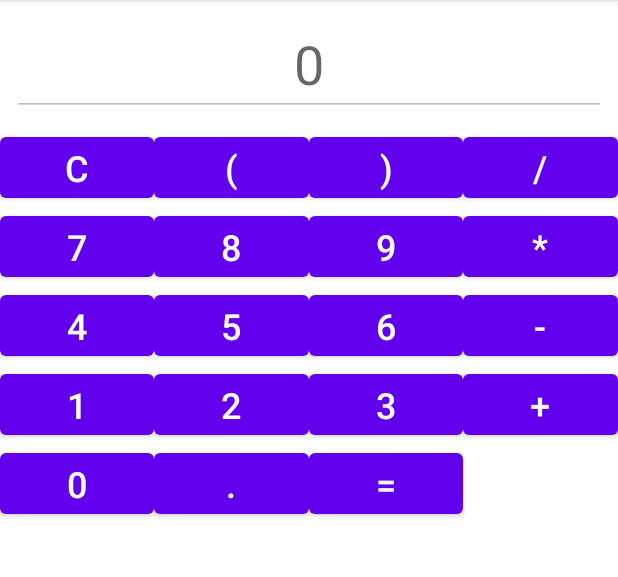
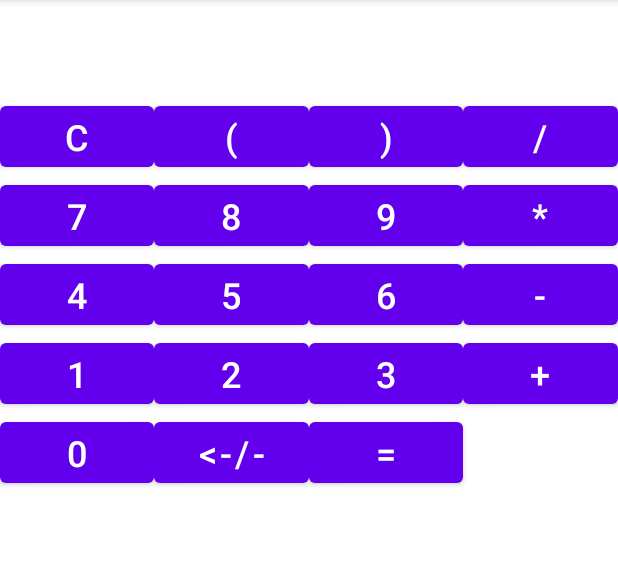
Before and after one commit to Daniel2001k/CalculatorApp, an Android app: the CalculatorActivity screen opened directly, with no data from a screen before it, on a phone screen of 412 x 824 dp, the part 84-661 px from its top. Run offline under Robolectric (Android 15) with nearby library versions, the phone set to English and light mode, and no system bars.

Commit message:
Add calculator activity

```diff
--- a/app/src/main/res/layout/activity_calculator.xml
+++ b/app/src/main/res/layout/activity_calculator.xml
@@ -9,17 +9,17 @@
         android:layout_height="match_parent"
         android:orientation="vertical">
 
-    <EditText
-        android:id="@+id/editText"
+    <TextView
+        android:id="@+id/resultField"
         android:layout_width="match_parent"
         android:layout_height="wrap_content"
         android:layout_margin="8dp"
-        android:hint="0"
         android:textAlignment="center"
         android:textSize="36sp"
         android:inputType="none"
         android:enabled="false"
-        android:focusable="false" />
+        android:focusable="false"
+        android:textColor="@color/black" />
 
     <GridLayout
         android:layout_width="match_parent"
@@ -27,25 +27,25 @@
         android:columnCount="4"
         android:rowCount="5" >
 
-        <Button android:id="@+id/buttonClear" android:text="@string/calculatorCharacterc" android:textSize="24sp" android:layout_columnWeight="1" android:layout_rowWeight="1" />
-        <Button android:id="@+id/buttonOpenBracket" android:text="@string/calculatorCharacterOpenBracket" android:textSize="24sp" android:layout_columnWeight="1" android:layout_rowWeight="1" />
-        <Button android:id="@+id/buttonCloseBracket" android:text="@string/calculatorCharacterCloseBracket" android:textSize="24sp" android:layout_columnWeight="1" android:layout_rowWeight="1" />
-        <Button android:id="@+id/buttonDivide" android:text="@string/calculatorCharacterDivide" android:textSize="24sp" android:layout_columnWeight="1" android:layout_rowWeight="1" />
-        <Button android:id="@+id/button7" android:text="@string/calculatorCharacter7" android:textSize="24sp" android:layout_columnWeight="1" android:layout_rowWeight="1" />
-        <Button android:id="@+id/button8" android:text="@string/calculatorCharacter8" android:textSize="24sp" android:layout_columnWeight="1" android:layout_rowWeight="1" />
-        <Button android:id="@+id/button9" android:text="@string/calculatorCharacter9" android:textSize="24sp" android:layout_columnWeight="1" android:layout_rowWeight="1" />
-        <Button android:id="@+id/buttonMultiply" android:text="@string/calculatorCharacterMultiply" android:textSize="24sp" android:layout_columnWeight="1" android:layout_rowWeight="1" />
-        <Button android:id="@+id/button4" android:text="@string/calculatorCharacter4" android:textSize="24sp" android:layout_columnWeight="1" android:layout_rowWeight="1" />
-        <Button android:id="@+id/button5" android:text="@string/calculatorCharacter5" android:textSize="24sp" android:layout_columnWeight="1" android:layout_rowWeight="1" />
-        <Button android:id="@+id/button6" android:text="@string/calculatorCharacter6" android:textSize="24sp" android:layout_columnWeight="1" android:layout_rowWeight="1" />
-        <Button android:id="@+id/buttonSubtract" android:text="@string/calculatorCharacterSubtract" android:textSize="24sp" android:layout_columnWeight="1" android:layout_rowWeight="1" />
-        <Button android:id="@+id/button1" android:text="@string/calculatorCharacter1" android:textSize="24sp" android:layout_columnWeight="1" android:layout_rowWeight="1" />
-        <Button android:id="@+id/button2" android:text="@string/calculatorCharacter2" android:textSize="24sp" android:layout_columnWeight="1" android:layout_rowWeight="1" />
-        <Button android:id="@+id/button3" android:text="@string/calculatorCharacter3" android:textSize="24sp" android:layout_columnWeight="1" android:layout_rowWeight="1" />
-        <Button android:id="@+id/buttonAdd" android:text="@string/calculatorCharacterAdd" android:textSize="24sp" android:layout_columnWeight="1" android:layout_rowWeight="1" />
-        <Button android:id="@+id/button0" android:text="@string/calculatorCharacter0" android:textSize="24sp" android:layout_columnWeight="1" android:layout_rowWeight="1" />
-        <Button android:id="@+id/buttonDecimalPoint" android:text="@string/calculatorCharacterDecimalPoint" android:textSize="24sp" android:layout_columnWeight="1" android:layout_rowWeight="1" />
-        <Button android:id="@+id/buttonEqual" android:text="@string/calculatorCharacterEqual" android:textSize="24sp" android:layout_columnWeight="1" android:layout_rowWeight="1" />
+        <Button android:onClick="onButtonClear" android:id="@+id/buttonClear" android:text="@string/calculatorCharacterc" android:textSize="24sp" android:layout_columnWeight="1" android:layout_rowWeight="1" />
+        <Button android:onClick="onButtonAddCharacter" android:id="@+id/buttonOpenBracket" android:text="@string/calculatorCharacterOpenBracket" android:textSize="24sp" android:layout_columnWeight="1" android:layout_rowWeight="1" />
+        <Button android:onClick="onButtonAddCharacter" android:id="@+id/buttonCloseBracket" android:text="@string/calculatorCharacterCloseBracket" android:textSize="24sp" android:layout_columnWeight="1" android:layout_rowWeight="1" />
+        <Button android:onClick="onButtonAddCharacter" android:id="@+id/buttonDivide" android:text="@string/calculatorCharacterDivide" android:textSize="24sp" android:layout_columnWeight="1" android:layout_rowWeight="1" />
+        <Button android:onClick="onButtonAddCharacter" android:id="@+id/button7" android:text="@string/calculatorCharacter7" android:textSize="24sp" android:layout_columnWeight="1" android:layout_rowWeight="1" />
+        <Button android:onClick="onButtonAddCharacter" android:id="@+id/button8" android:text="@string/calculatorCharacter8" android:textSize="24sp" android:layout_columnWeight="1" android:layout_rowWeight="1" />
+        <Button android:onClick="onButtonAddCharacter" android:id="@+id/button9" android:text="@string/calculatorCharacter9" android:textSize="24sp" android:layout_columnWeight="1" android:layout_rowWeight="1" />
+        <Button android:onClick="onButtonAddCharacter" android:id="@+id/buttonMultiply" android:text="@string/calculatorCharacterMultiply" android:textSize="24sp" android:layout_columnWeight="1" android:layout_rowWeight="1" />
+        <Button android:onClick="onButtonAddCharacter" android:id="@+id/button4" android:text="@string/calculatorCharacter4" android:textSize="24sp" android:layout_columnWeight="1" android:layout_rowWeight="1" />
+        <Button android:onClick="onButtonAddCharacter" android:id="@+id/button5" android:text="@string/calculatorCharacter5" android:textSize="24sp" android:layout_columnWeight="1" android:layout_rowWeight="1" />
+        <Button android:onClick="onButtonAddCharacter" android:id="@+id/button6" android:text="@string/calculatorCharacter6" android:textSize="24sp" android:layout_columnWeight="1" android:layout_rowWeight="1" />
+        <Button android:onClick="onButtonAddCharacter" android:id="@+id/buttonSubtract" android:text="@string/calculatorCharacterSubtract" android:textSize="24sp" android:layout_columnWeight="1" android:layout_rowWeight="1" />
+        <Button android:onClick="onButtonAddCharacter" android:id="@+id/button1" android:text="@string/calculatorCharacter1" android:textSize="24sp" android:layout_columnWeight="1" android:layout_rowWeight="1" />
+        <Button android:onClick="onButtonAddCharacter" android:id="@+id/button2" android:text="@string/calculatorCharacter2" android:textSize="24sp" android:layout_columnWeight="1" android:layout_rowWeight="1" />
+        <Button android:onClick="onButtonAddCharacter" android:id="@+id/button3" android:text="@string/calculatorCharacter3" android:textSize="24sp" android:layout_columnWeight="1" android:layout_rowWeight="1" />
+        <Button android:onClick="onButtonAddCharacter" android:id="@+id/buttonAdd" android:text="@string/calculatorCharacterAdd" android:textSize="24sp" android:layout_columnWeight="1" android:layout_rowWeight="1" />
+        <Button android:onClick="onButtonAddCharacter" android:id="@+id/button0" android:text="@string/calculatorCharacter0" android:textSize="24sp" android:layout_columnWeight="1" android:layout_rowWeight="1" />
+        <Button android:onClick="onButtonRemoveLast" android:id="@+id/buttonRemoveLast" android:text="@string/calculatorCharacterRemoveLast" android:textSize="24sp" android:layout_columnWeight="1" android:layout_rowWeight="1" />
+        <Button android:onClick="onButtonEqual" android:id="@+id/buttonEqual" android:text="@string/calculatorCharacterEqual" android:textSize="24sp" android:layout_columnWeight="1" android:layout_rowWeight="1" />
 
 
         </GridLayout>
--- a/app/src/main/res/values/strings.xml
+++ b/app/src/main/res/values/strings.xml
@@ -33,4 +33,5 @@
     <string name="calculatorCharacterAdd">+</string>
     <string name="calculatorCharacterSubtract">-</string>
     <string name="calculatorCharacterMultiply">*</string>
+    <string name="calculatorCharacterRemoveLast"><![CDATA[<-/-]]></string>
 </resources>
```
Also changed, not shown: app/src/main/java/com/example/calculatorapp/view/CalculatorActivity.java (+107 -3 lines), app/src/main/java/com/example/calculatorapp/view/menuActivity.java (+11 -18 lines).
